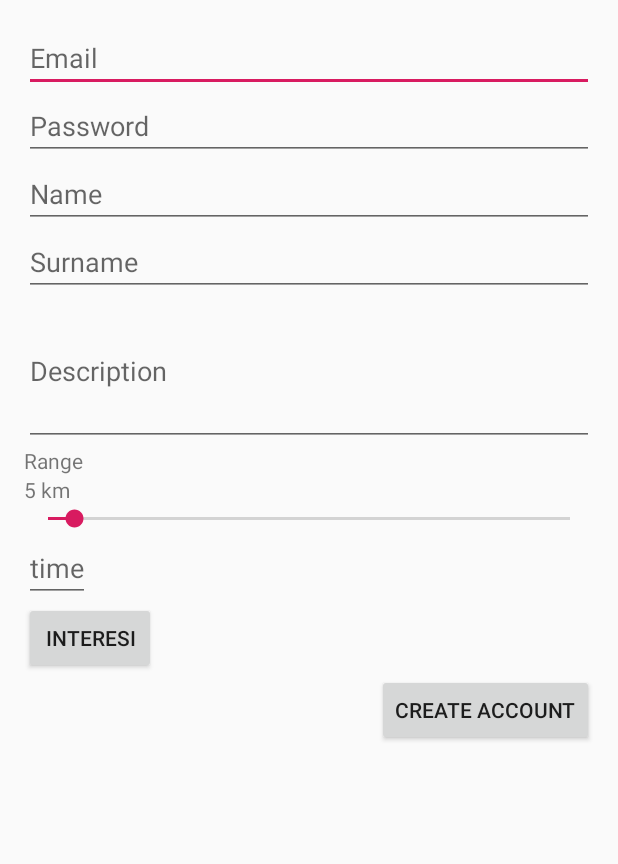
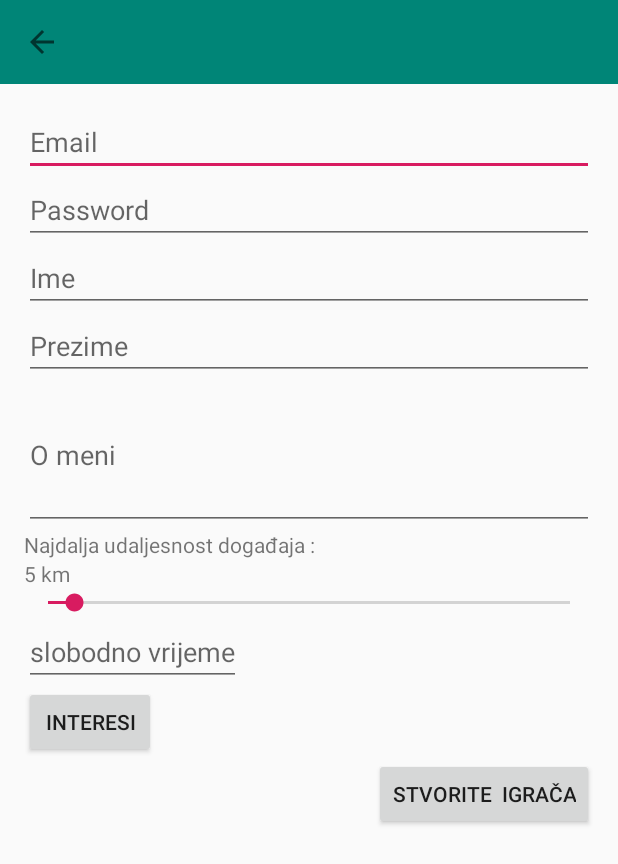
Before and after one commit to 4real-socialNetwork/4realSocialNetwork, an Android app: the CreateUser screen opened directly, with no data from a screen before it, on a phone screen of 412 x 824 dp. Shown: the top 864 px of the screen. Run offline under Robolectric (Android 15) with nearby library versions, the phone set to English and light mode, and no system bars; our stand-ins replace Firebase (no records; nobody signed in at launch, a user with empty details on screens opened directly).

Commit message:
Back button update
All activities now have a back button on the toolbar.
Also changed language to croatian.

```diff
--- a/app/src/main/AndroidManifest.xml
+++ b/app/src/main/AndroidManifest.xml
@@ -12,7 +12,8 @@
         android:supportsRtl="true"
         android:theme="@style/AppTheme">
         <activity
-            android:name=".LoginActivity">
+            android:name=".LoginActivity"
+            >
             <intent-filter>
                 <action android:name="android.intent.action.MAIN" />
 
--- a/app/src/main/java/com/example/marko/areyou4real/CreateUser.java
+++ b/app/src/main/java/com/example/marko/areyou4real/CreateUser.java
@@ -7,6 +7,7 @@ import android.support.v7.app.AppCompatActivity;
 import android.os.Bundle;
 import android.support.v7.widget.AppCompatSeekBar;
 import android.text.TextUtils;
+import android.view.MenuItem;
 import android.view.View;
 import android.widget.Button;
 import android.widget.EditText;
@@ -54,7 +55,7 @@ public class CreateUser extends AppCompatActivity {
     protected void onCreate(Bundle savedInstanceState) {
         super.onCreate(savedInstanceState);
         setContentView(R.layout.activity_create_user);
-
+        setUpToolbar();
         btnInteres = findViewById(R.id.btnInteres);
         email = findViewById(R.id.etEmail);
         password = findViewById(R.id.etPassword);
@@ -127,7 +128,7 @@ public class CreateUser extends AppCompatActivity {
                             User user = new User(FirebaseAuth.getInstance().getUid(), ime, prezime, mail, opis, selectedItems, udaljenost, 14, vrijeme);
                             mUsersRef.add(user);
 
-                            Toast.makeText(CreateUser.this, "Acc created", Toast.LENGTH_SHORT).show();
+                            Toast.makeText(CreateUser.this, "Račun kreiran", Toast.LENGTH_SHORT).show();
                             progressBar.setVisibility(View.INVISIBLE);
                             Intent intent = new Intent(mContext, MainActivity.class);
                             startActivity(intent);
@@ -137,13 +138,13 @@ public class CreateUser extends AppCompatActivity {
                     }).addOnFailureListener(new OnFailureListener() {
                 @Override
                 public void onFailure(@NonNull Exception e) {
-                    Toast.makeText(CreateUser.this, "That account allready exists", Toast.LENGTH_SHORT).show();
+                    Toast.makeText(CreateUser.this, "Već postoji korisnik s tim računom", Toast.LENGTH_SHORT).show();
                     progressBar.setVisibility(View.INVISIBLE);
                 }
             });
 
         } else {
-            Toast.makeText(this, "Password or email not valid", Toast.LENGTH_SHORT).show();
+            Toast.makeText(this, "Email ili šifa nisu ispravni", Toast.LENGTH_SHORT).show();
             progressBar.setVisibility(View.INVISIBLE);
         }
 
@@ -218,5 +219,20 @@ public class CreateUser extends AppCompatActivity {
         Toast.makeText(mContext, selectedItems.size() + " ", Toast.LENGTH_SHORT).show();
 
     }
+    private void setUpToolbar (){
+        android.support.v7.widget.Toolbar toolbar = findViewById(R.id.toolbar);
+        setSupportActionBar(toolbar);
+        getSupportActionBar().setDisplayShowTitleEnabled(false);
+        getSupportActionBar().setDisplayHomeAsUpEnabled(true);
+        getSupportActionBar().setDisplayShowHomeEnabled(true);
 
+    }
+
+    @Override
+    public boolean onOptionsItemSelected(MenuItem item) {
+        if (item.getItemId()==android.R.id.home){
+            finish();
+        }
+        return true;
+    }
 }
--- a/app/src/main/java/com/example/marko/areyou4real/MainActivity.java
+++ b/app/src/main/java/com/example/marko/areyou4real/MainActivity.java
@@ -76,8 +76,8 @@ public class MainActivity extends AppCompatActivity {
 
     private void setupViewPager(ViewPager viewPager) {
         SectionPagerAdapter adapter = new SectionPagerAdapter(getSupportFragmentManager());
-        adapter.addFragment(new Home(), "Home");
-        adapter.addFragment(new GroupsFragment(), "GroupsFragment");
+        adapter.addFragment(new Home(), "Događaji");
+        adapter.addFragment(new GroupsFragment(), "Vaše grupe");
         viewPager.setAdapter(adapter);
     }
 
@@ -85,6 +85,6 @@ public class MainActivity extends AppCompatActivity {
         FirebaseAuth.getInstance().signOut();
         Intent intent = new Intent(getApplicationContext(), LoginActivity.class);
         startActivity(intent);
-        Toast.makeText(this, "signing out", Toast.LENGTH_SHORT).show();
+        Toast.makeText(this, "odjavljivanje", Toast.LENGTH_SHORT).show();
     }
 }
--- a/app/src/main/res/layout/activity_create_group.xml
+++ b/app/src/main/res/layout/activity_create_group.xml
@@ -8,7 +8,6 @@
     tools:context=".CreateGroup">
 
     <android.support.v7.widget.Toolbar
-
         android:id="@+id/toolbar"
         android:layout_width="match_parent"
         android:layout_height="wrap_content"
--- a/app/src/main/res/layout/activity_create_user.xml
+++ b/app/src/main/res/layout/activity_create_user.xml
@@ -5,8 +5,13 @@
     android:layout_width="match_parent"
     android:layout_height="match_parent"
     android:orientation="vertical"
-    android:padding="16dp"
     tools:context=".CreateUser">
+
+    <android.support.v7.widget.Toolbar
+        android:id="@+id/toolbar"
+        android:layout_width="match_parent"
+        android:layout_height="wrap_content"
+        android:background="@color/colorPrimary" />
 
     <ScrollView
         android:layout_width="match_parent"
@@ -15,7 +20,8 @@
         <LinearLayout
             android:layout_width="match_parent"
             android:layout_height="wrap_content"
-            android:orientation="vertical">
+            android:orientation="vertical"
+            android:padding="16dp">
 
             <EditText
                 android:id="@+id/etEmail"
@@ -33,62 +39,63 @@
                 android:id="@+id/etName"
                 android:layout_width="match_parent"
                 android:layout_height="wrap_content"
-                android:hint="Name" />
+                android:hint="Ime" />
 
             <EditText
                 android:id="@+id/etSurname"
                 android:layout_width="match_parent"
                 android:layout_height="wrap_content"
-                android:hint="Surname" />
+                android:hint="Prezime" />
 
             <EditText
                 android:id="@+id/etDescripiton"
                 android:layout_width="match_parent"
                 android:layout_height="100dp"
-                android:hint="Description" />
+                android:hint="O meni" />
 
             <TextView
                 android:layout_width="match_parent"
                 android:layout_height="wrap_content"
-                android:text="Range" />
+                android:text="Najdalja udaljesnost događaja : " />
 
             <TextView
+                android:id="@+id/tvSeekBarShower"
                 android:layout_width="wrap_content"
-                android:layout_height="wrap_content"
-                android:id="@+id/tvSeekBarShower" />
+                android:layout_height="wrap_content" />
 
             <android.support.v7.widget.AppCompatSeekBar
                 android:id="@+id/seekBar"
                 android:layout_width="match_parent"
                 android:layout_height="20dp"
-                android:max="100"
-                />
+                android:max="100" />
 
             <EditText
+                android:id="@+id/etTime"
                 android:layout_width="wrap_content"
                 android:layout_height="wrap_content"
-                android:hint="time"
-                android:inputType="datetime"
-                android:id="@+id/etTime"/>
+                android:hint="slobodno vrijeme"
+                android:inputType="datetime" />
 
             <Button
+                android:id="@+id/btnInteres"
                 android:layout_width="wrap_content"
                 android:layout_height="wrap_content"
-                android:text="Interesi"
-                android:id="@+id/btnInteres"/>
+                android:text="Interesi" />
 
             <Button
+                android:id="@+id/btnCreateAcc"
                 android:layout_width="wrap_content"
                 android:layout_height="wrap_content"
-                android:text="create account"
                 android:layout_gravity="right"
-                android:id="@+id/btnCreateAcc"/>
+                android:text="Stvorite
+ igrača" />
+
             <ProgressBar
+                android:id="@+id/progressBarUser"
                 android:layout_width="wrap_content"
                 android:layout_height="wrap_content"
                 android:layout_gravity="center_horizontal"
-                android:id="@+id/progressBarUser"
-                android:visibility="invisible"/>
+                android:visibility="invisible" />
 
         </LinearLayout>
 
--- a/app/src/main/res/menu/menu.xml
+++ b/app/src/main/res/menu/menu.xml
@@ -4,7 +4,7 @@
     <item
         android:id="@+id/profileMenu"
         android:focusableInTouchMode="false"
-        android:title="Profile"
+        android:title="Profil"
         app:showAsAction="never">
 
 
@@ -12,13 +12,13 @@
     <item
         android:id="@+id/myEvents"
         android:focusableInTouchMode="false"
-        android:title="My events"
+        android:title="Moji eventi"
         app:showAsAction="never"></item>
 
     <item
         android:id="@+id/menuSignOut"
         android:focusableInTouchMode="false"
-        android:title="sign out"
+        android:title="Odjava"
         app:showAsAction="never"></item>
 
 </menu>
```
Also changed, not shown: app/src/main/java/com/example/marko/areyou4real/CreateGroup.java (+19 -0 lines), app/src/main/res/layout/activity_create_event.xml (+8 -7 lines).
